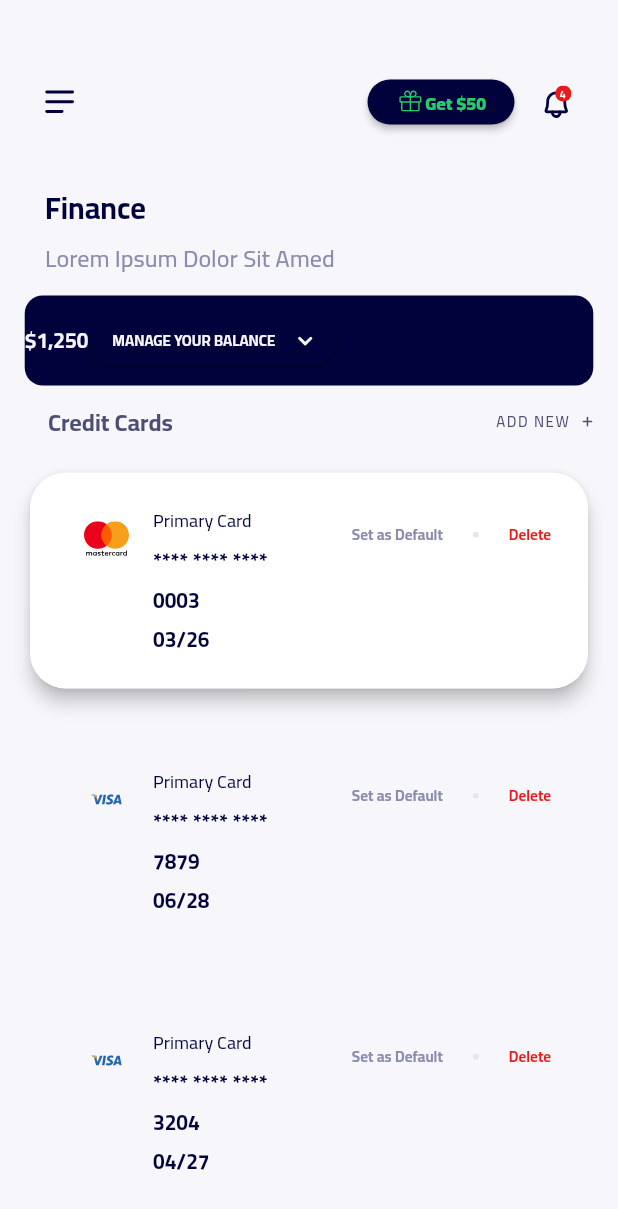
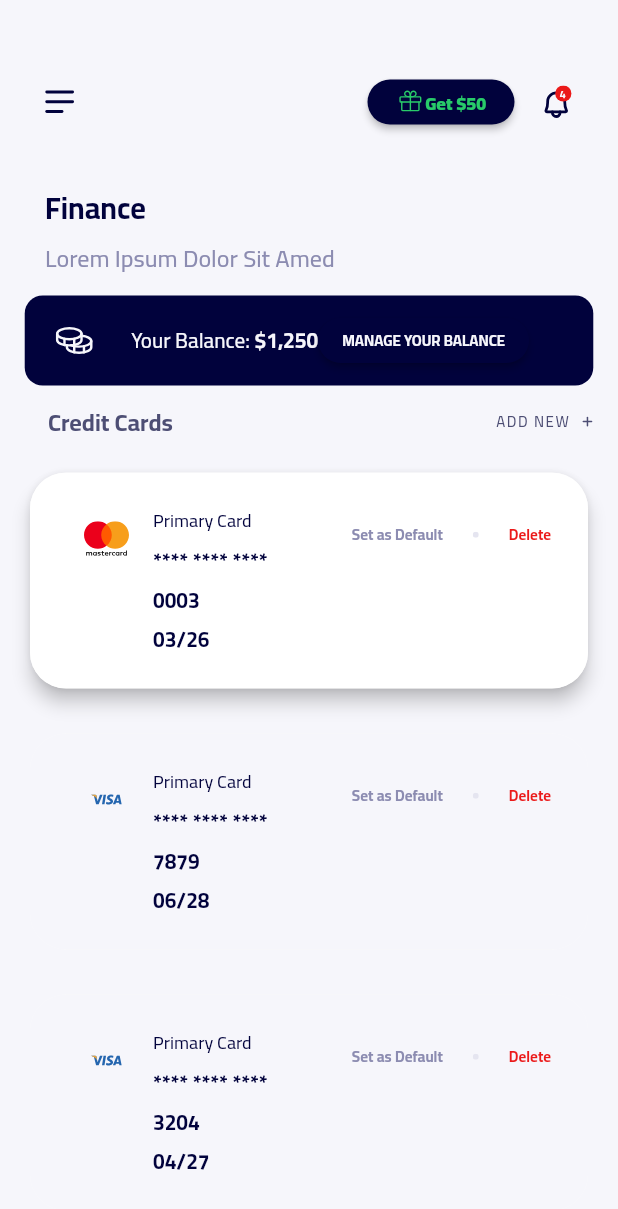
Before and after one commit to ozgun-kara/ruut, a Flutter app: the screen it shows after launch, on a phone screen of 412 x 824 dp. Shown: the top 1209 px of the screen. Run offline on Flutter 3.47's test engine with Material 2 defaults, Android fonts, the phone set to English and light mode, and no system bars; our stand-ins replace flutter_svg; statements that could not run were skipped.

Commit message:
Update finance_page.dart

```diff
--- a/lib/pages/finance_page.dart
+++ b/lib/pages/finance_page.dart
@@ -151,7 +151,27 @@ class FinancePage extends StatelessWidget {
                 child: Row(
                   children: [
 
+                    Padding(
+                      padding: const EdgeInsets.fromLTRB(20, 0, 0, 0),
+                      child: SvgPicture.asset(
+                        'assets/images/Coins.svg',
+                        width: 26,
+                        height: 27,
+                      ),
+                    ),
 
+                    const Padding(
+                      padding: EdgeInsets.fromLTRB(25, 0, 0, 0),
+                      child: Text(
+                        "Your Balance: ",
+                        style: TextStyle(
+                          fontSize: 14,
+                          fontFamily: "Cairo-VariableFont_wght",
+                          fontWeight: FontWeight.w500,
+                          color: Color(0xFFF6F6FB),
+                        ),
+                      ),
+                    ),
 
                     const Padding(
                       padding: EdgeInsets.fromLTRB(0, 0, 0, 0),
@@ -191,14 +211,6 @@ class FinancePage extends StatelessWidget {
                                 ),
                               ),
 
-                              Padding(
-                                padding: const EdgeInsets.fromLTRB(14, 0, 0, 0),
-                                child: SvgPicture.asset(
-                                  'assets/images/CaretDown.svg',
-                                  width: 12,
-                                  height: 12,
-                                ),
-                              ),
 
                             ],
                           ),
```
